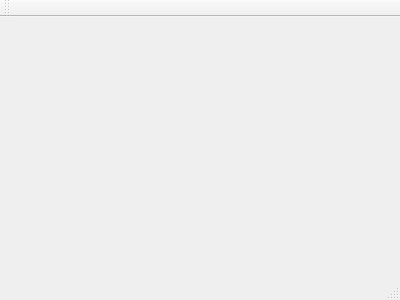
trombipeti/Onlab, file ObjDetect/mainwindow.ui: the form before one commit.
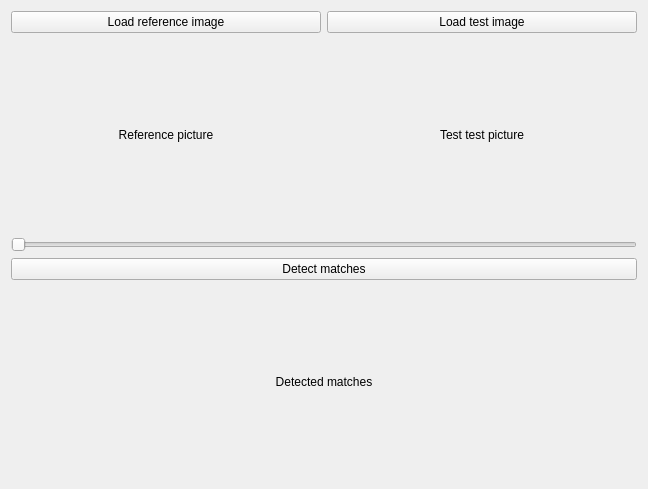
The form after the commit.

```diff
--- a/ObjDetect/mainwindow.ui
+++ b/ObjDetect/mainwindow.ui
@@ -1,24 +1,99 @@
 <ui version="4.0">
  <class>MainWindow</class>
- <widget class="QMainWindow" name="MainWindow" >
-  <property name="geometry" >
+ <widget class="QMainWindow" name="MainWindow">
+  <property name="geometry">
    <rect>
     <x>0</x>
     <y>0</y>
-    <width>400</width>
-    <height>300</height>
+    <width>648</width>
+    <height>489</height>
    </rect>
   </property>
   <property name="windowTitle" >
    <string>MainWindow</string>
   </property>
-  <widget class="QMenuBar" name="menuBar" />
-  <widget class="QToolBar" name="mainToolBar" />
-  <widget class="QWidget" name="centralWidget" />
-  <widget class="QStatusBar" name="statusBar" />
+  <widget class="QWidget" name="centralWidget">
+   <layout class="QGridLayout" name="gridLayout">
+    <item row="6" column="0" colspan="2">
+     <widget class="QPushButton" name="detectBtn">
+      <property name="sizePolicy">
+       <sizepolicy hsizetype="Minimum" vsizetype="Fixed">
+        <horstretch>0</horstretch>
+        <verstretch>0</verstretch>
+       </sizepolicy>
+      </property>
+      <property name="text">
+       <string>Detect matches</string>
+      </property>
+     </widget>
+    </item>
+    <item row="0" column="1">
+     <widget class="QPushButton" name="loadDetectBtn">
+      <property name="text">
+       <string>Load test image</string>
+      </property>
+     </widget>
+    </item>
+    <item row="3" column="1">
+     <widget class="QLabel" name="testPicLabel">
+      <property name="text">
+       <string>Test test picture</string>
+      </property>
+      <property name="alignment">
+       <set>Qt::AlignCenter</set>
+      </property>
+     </widget>
+    </item>
+    <item row="7" column="0" colspan="2">
+     <widget class="QLabel" name="detectLabel">
+      <property name="text">
+       <string>Detected matches</string>
+      </property>
+      <property name="alignment">
+       <set>Qt::AlignCenter</set>
+      </property>
+     </widget>
+    </item>
+    <item row="3" column="0">
+     <widget class="QLabel" name="refPicLabel">
+      <property name="text">
+       <string>Reference picture</string>
+      </property>
+      <property name="alignment">
+       <set>Qt::AlignCenter</set>
+      </property>
+     </widget>
+    </item>
+    <item row="0" column="0">
+     <widget class="QPushButton" name="loadRefBtn">
+      <property name="text">
+       <string>Load reference image</string>
+      </property>
+     </widget>
+    </item>
+    <item row="5" column="0" colspan="2">
+     <widget class="QSlider" name="hessianSlider">
+      <property name="minimum">
+       <number>400</number>
+      </property>
+      <property name="maximum">
+       <number>2000</number>
+      </property>
+      <property name="singleStep">
+       <number>1</number>
+      </property>
+      <property name="pageStep">
+       <number>10</number>
+      </property>
+      <property name="orientation">
+       <enum>Qt::Horizontal</enum>
+      </property>
+     </widget>
+    </item>
+   </layout>
+  </widget>
  </widget>
- <layoutDefault spacing="6" margin="11" />
- <pixmapfunction></pixmapfunction>
+ <layoutdefault spacing="6" margin="11"/>
  <resources/>
  <connections/>
 </ui>
```
Left out of the diff: 3 changed lines with no effect on the pictures.
